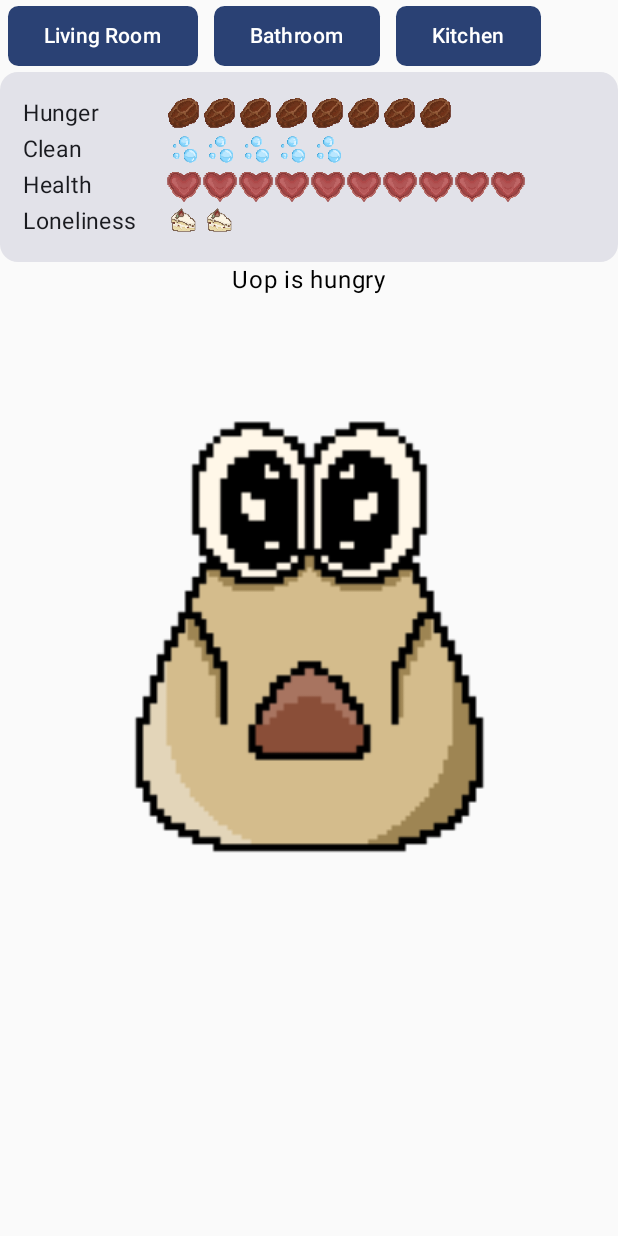
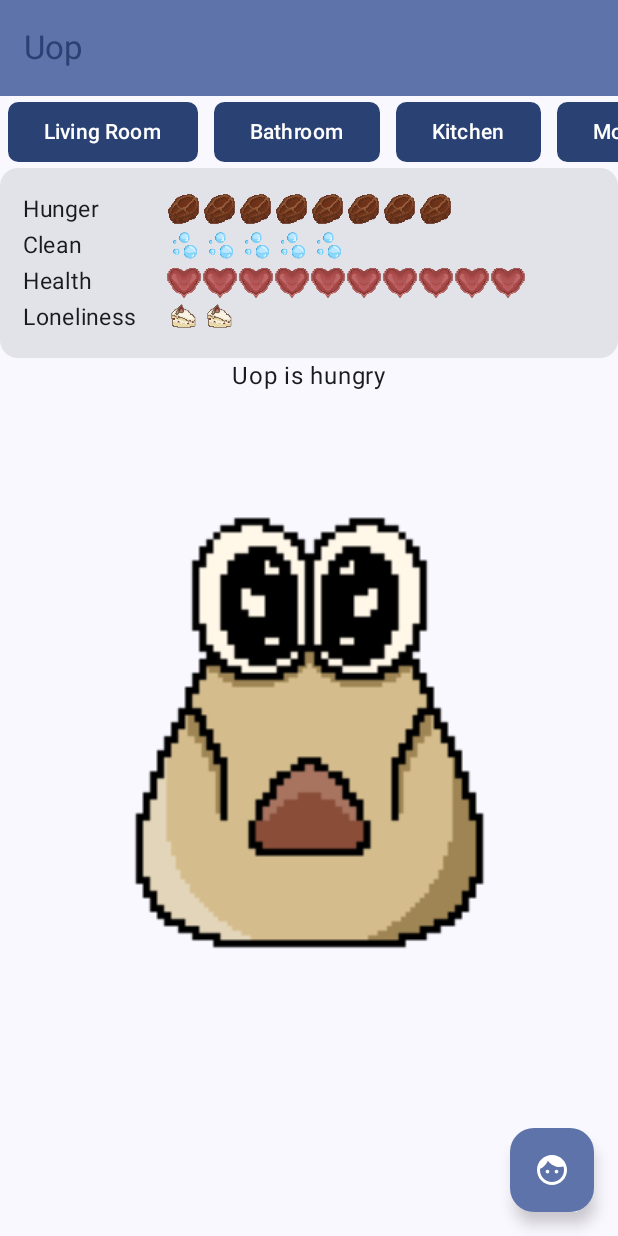
Before and after one commit to nathanpc/iade-games-uop, an Android app built with Jetpack Compose: the screen it shows after launch (MainActivity), on a phone screen of 412 x 824 dp. Run offline under Robolectric (Android 15) with nearby library versions, the phone set to English and light mode, and no system bars.

Commit message:
Added the scaffolding for the app

```diff
--- a/app/src/main/java/pt/iade/games/uop/MainActivity.kt
+++ b/app/src/main/java/pt/iade/games/uop/MainActivity.kt
@@ -12,8 +12,16 @@ import androidx.compose.foundation.layout.fillMaxWidth
 import androidx.compose.foundation.layout.height
 import androidx.compose.foundation.layout.padding
 import androidx.compose.foundation.layout.width
+import androidx.compose.material.icons.Icons
+import androidx.compose.material.icons.filled.Face
+import androidx.compose.material3.ExperimentalMaterial3Api
+import androidx.compose.material3.FloatingActionButton
+import androidx.compose.material3.Icon
+import androidx.compose.material3.MaterialTheme
 import androidx.compose.material3.Scaffold
 import androidx.compose.material3.Text
+import androidx.compose.material3.TopAppBar
+import androidx.compose.material3.TopAppBarDefaults.topAppBarColors
 import androidx.compose.runtime.Composable
 import androidx.compose.ui.Alignment
 import androidx.compose.ui.Modifier
@@ -37,13 +45,38 @@ class MainActivity : ComponentActivity() {
     }
 }
 
+@OptIn(ExperimentalMaterial3Api::class)
 @Composable
 fun MainView() {
+    Scaffold(
+        topBar = {
+            TopAppBar(
+                colors = topAppBarColors(
+                    containerColor = MaterialTheme.colorScheme.primaryContainer,
+                    titleContentColor = MaterialTheme.colorScheme.primary,
+                ),
+                title = {
+                    Text("Uop")
+                }
+            )
+        },
+        floatingActionButton = {
+            FloatingActionButton(
+                onClick = { }
+            ) {
+                Icon(
+                    imageVector = Icons.Default.Face,
+                    contentDescription = "Action"
+                )
+            }
+        }
+    ) { innerPadding ->
         Column(
-        modifier = Modifier.fillMaxSize()
+            modifier = Modifier.padding(innerPadding)
         ) {
+            // TODO: PLACE YOUR APP HERE.
             RoomHeader(
-            rooms = listOf("Living Room", "Bathroom", "Kitchen")
+                rooms = listOf("Living Room", "Bathroom", "Kitchen", "More Stuff")
             )
             StatsCard()
             Character(
@@ -54,10 +87,11 @@ fun MainView() {
             )
         }
     }
+}
 
 @Preview(showBackground = true)
 @Composable
-fun GreetingPreview() {
+fun MainViewPreview() {
     UopTheme {
         MainView()
     }
--- a/app/src/main/java/pt/iade/games/uop/ui/components/RoomHeader.kt
+++ b/app/src/main/java/pt/iade/games/uop/ui/components/RoomHeader.kt
@@ -1,5 +1,7 @@
 package pt.iade.games.uop.ui.components
 
+import androidx.compose.foundation.ScrollState
+import androidx.compose.foundation.horizontalScroll
 import androidx.compose.foundation.layout.Row
 import androidx.compose.foundation.layout.fillMaxWidth
 import androidx.compose.foundation.layout.padding
@@ -15,7 +17,12 @@ import pt.iade.games.uop.ui.theme.UopTheme
 @Composable
 fun RoomHeader(rooms: List<String>) {
     Row(
-        modifier = Modifier.fillMaxWidth()
+        modifier = Modifier
+            .fillMaxWidth()
+            .horizontalScroll(
+                state = ScrollState(0),
+                enabled = true
+            )
     ) {
         for (room in rooms) {
             Button(
```
Lines whose indentation alone changed are shown as unchanged.
